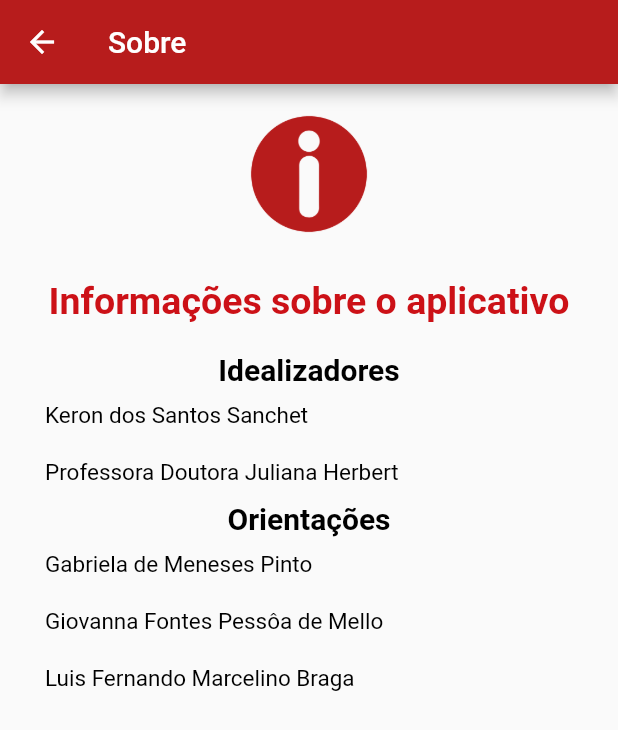
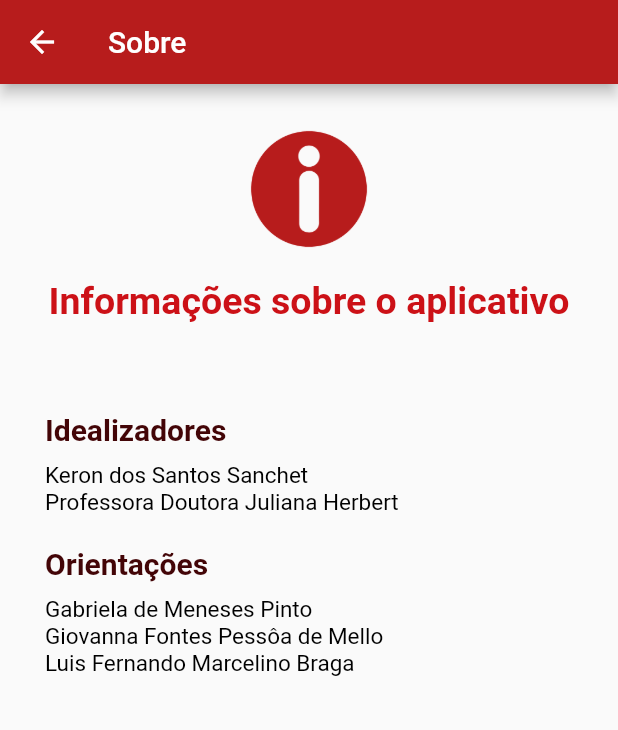
Before and after one commit to GabrielaMP00/ProjetoFinal, a Flutter app: the Sobre screen opened directly, on a phone screen of 412 x 824 dp. Shown: the top 730 px of the screen. Run offline on Flutter 3.47's test engine with Material 2 defaults, Android fonts, the phone set to English and light mode, and no system bars.

Commit message:
última atualização, página Sobre

```diff
--- a/lib/sobre.dart
+++ b/lib/sobre.dart
@@ -6,66 +6,77 @@ class Sobre extends StatelessWidget {
   @override
   Widget build(BuildContext context) {
     return Scaffold(
-      appBar:
-          AppBar(title: const Text('Sobre'), backgroundColor: Colors.red[900]),
-      body: ListView(
+      appBar: AppBar(
+        // Título da AppBar
+        title: const Text('Sobre'),
+        // Cor de fundo da AppBar
+        backgroundColor: Colors.red[900],
+      ),
+      body: Padding(
+        // Padding em todos os lados
+        padding: const EdgeInsets.only(left: 30, right: 30, top: 20, bottom: 20),
+        child: ListView(
           children: <Widget>[
-          Padding(
-            padding: const EdgeInsets.all(10),
-            child: Image.asset('assets/infos.png', width: 100, height: 100),
-          ),
+            Image.asset('assets/infos.png', width: 100, height: 100),
             const SizedBox(height: 10),
-          const Text('Informações sobre o aplicativo',
+            // Título principal
+            const Text(
+              'Informações sobre o aplicativo',
               textAlign: TextAlign.center,
               style: TextStyle(
                 color: Color.fromARGB(255, 204, 17, 23),
                 fontWeight: FontWeight.bold,
-                  fontSize: 25)),
-          const SizedBox(height: 20),
+                fontSize: 25,
+              ),
+            ),
+            const SizedBox(height: 60),
+            // Título "Idealizadores"
             const Text(
               "Idealizadores",
-            textAlign: TextAlign.center,
+              textAlign: TextAlign.start,
               style: TextStyle(
-              color: Colors.black,
+                color: Color.fromARGB(255, 67, 5, 7),
                 fontWeight: FontWeight.bold,
                 fontSize: 20,
               ),
             ),
-          const Padding(
-            padding: EdgeInsets.only(left: 30, top: 10, right: 30, bottom: 10),
-            child: Text('Keron dos Santos Sanchet',
-                style: TextStyle(color: Colors.black, fontSize: 15)),
-          ),
-          const Padding(
-            padding: EdgeInsets.only(left: 30, top: 10, right: 30, bottom: 10),
-            child: Text('Professora Doutora Juliana Herbert',
-                style: TextStyle(color: Colors.black, fontSize: 15)),
+            SizedBox(height: 10),
+            // Idealizadores
+            const Text(
+              'Keron dos Santos Sanchet',
+              style: TextStyle(color: Colors.black, fontSize: 15),
             ),
             const Text(
+              'Professora Doutora Juliana Herbert',
+              style: TextStyle(color: Colors.black, fontSize: 15),
+            ),
+            const SizedBox(height: 20),
+            // Título "Orientações"
+            const Text(
               "Orientações",
-            textAlign: TextAlign.center,
+              textAlign: TextAlign.start,
               style: TextStyle(
-              color: Colors.black,
+                color: Color.fromARGB(255, 67, 5, 7),
                 fontWeight: FontWeight.bold,
                 fontSize: 20,
               ),
             ),
-          const Padding(
-            padding: EdgeInsets.only(left: 30, top: 10, right: 30, bottom: 10),
-            child: Text('Gabriela de Meneses Pinto',
-                style: TextStyle(color: Colors.black, fontSize: 15)),
+            SizedBox(height: 10),
+            // Desenvolvedores
+            const Text(
+              'Gabriela de Meneses Pinto',
+              style: TextStyle(color: Colors.black, fontSize: 15),
             ),
-          const Padding(
-            padding: EdgeInsets.only(left: 30, top: 10, right: 30, bottom: 10),
-            child: Text('Giovanna Fontes Pessôa de Mello',
-                style: TextStyle(color: Colors.black, fontSize: 15)),
+            const Text(
+              'Giovanna Fontes Pessôa de Mello',
+              style: TextStyle(color: Colors.black, fontSize: 15),
             ),
-          const Padding(
-            padding: EdgeInsets.only(left: 30, top: 10, right: 30, bottom: 10),
-            child: Text('Luis Fernando Marcelino Braga',
-                style: TextStyle(color: Colors.black, fontSize: 15)),
+            const Text(
+              'Luis Fernando Marcelino Braga',
+              style: TextStyle(color: Colors.black, fontSize: 15),
             ),
           ],
+        ),
       ),
     );
   }
```
Lines whose indentation alone changed are shown as unchanged.
